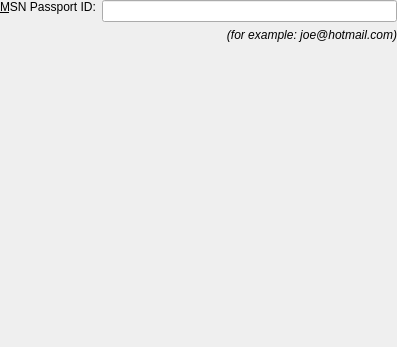
KDE/kopete, file protocols/msn/ui/msnadd.ui: the form before one commit.
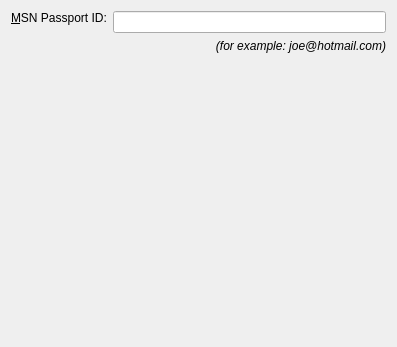
The form after the commit.

Commit message: use QFormLayouts where appropriate

```diff
--- a/protocols/msn/ui/msnadd.ui
+++ b/protocols/msn/ui/msnadd.ui
@@ -12,22 +12,8 @@
     <height>347</height>
    </rect>
   </property>
-  <layout class="QVBoxLayout" >
-   <property name="margin" >
-    <number>0</number>
-   </property>
-   <property name="spacing" >
-    <number>6</number>
-   </property>
-   <item>
-    <layout class="QHBoxLayout" >
-     <property name="margin" >
-      <number>0</number>
-     </property>
-     <property name="spacing" >
-      <number>6</number>
-     </property>
-     <item>
+  <layout class="QFormLayout" name="formLayout" >
+   <item row="0" column="0" >
       <widget class="QLabel" name="TextLabel1" >
        <property name="toolTip" >
         <string>The user ID of the MSN contact you would like to add.</string>
@@ -46,7 +32,7 @@
        </property>
       </widget>
      </item>
-     <item>
+   <item row="0" column="1" >
       <widget class="QLineEdit" name="addID" >
        <property name="toolTip" >
         <string>The user ID of the MSN contact you would like to add.</string>
@@ -56,9 +42,7 @@
        </property>
       </widget>
      </item>
-    </layout>
-   </item>
-   <item>
+   <item row="1" column="1" >
     <widget class="QLabel" name="textLabel2" >
      <property name="text" >
       <string>&lt;i>(for example: joe@hotmail.com)&lt;/i></string>
@@ -68,22 +52,6 @@
      </property>
     </widget>
    </item>
-   <item>
-    <spacer>
-     <property name="orientation" >
-      <enum>Qt::Vertical</enum>
-     </property>
-     <property name="sizeType" >
-      <enum>QSizePolicy::Expanding</enum>
-     </property>
-     <property name="sizeHint" >
-      <size>
-       <width>20</width>
-       <height>160</height>
-      </size>
-     </property>
-    </spacer>
-   </item>
   </layout>
  </widget>
  <layoutdefault spacing="6" margin="11" />
```
Left out of the diff: 3 changed lines with no effect on the pictures. Lines whose indentation alone changed are shown as unchanged. The commit also changes 9 other files.
